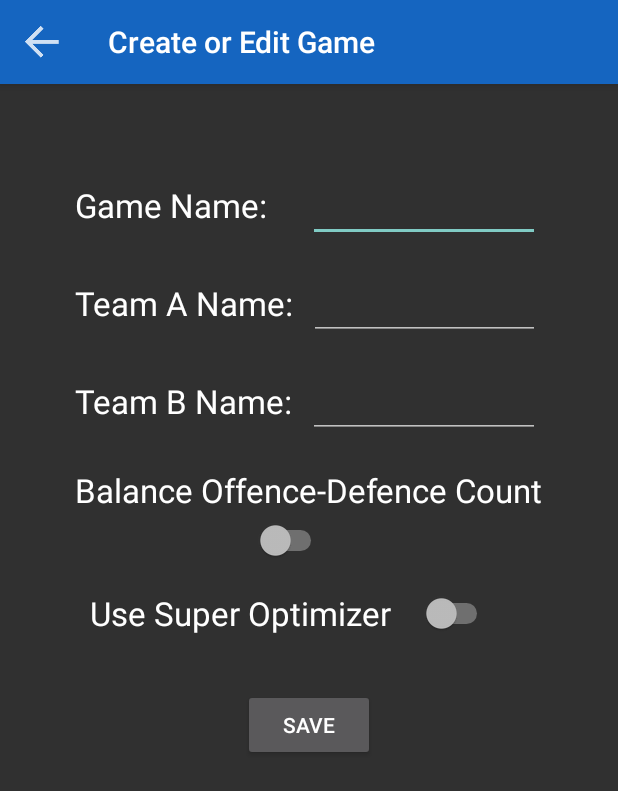
After one commit to jloures/TeamChooser, an Android app: the CreateOrEditGameActivity screen opened directly, with no data from a screen before it, on a phone screen of 412 x 824 dp. The commit adds this screen. Shown: the top 791 px of the screen. Run offline under Robolectric (Android 15) with nearby library versions, the phone set to English and light mode, and no system bars.

Commit message:
Adding buttons and logic to delete, save and duplicate game

```diff
--- a/app/src/main/AndroidManifest.xml
+++ b/app/src/main/AndroidManifest.xml
@@ -23,8 +23,8 @@
         <activity
             android:name=".InstructionActivity"
             android:parentActivityName=".AppInfoListActivity" />
-        <activity android:name=".AddGameActivity" />
-        <activity android:name=".GameActivity"></activity>
+        <activity android:name=".CreateOrEditGameActivity"
+            android:label="Create or Edit Game"></activity>
     </application>
 
 </manifest>
--- a/app/src/main/java/com/example/capstone/teamchooser/AddGameActivity.java
+++ /dev/null
@@ -1,13 +0,0 @@
-package com.example.capstone.teamchooser;
-
-import android.support.v7.app.AppCompatActivity;
-import android.os.Bundle;
-
-public class AddGameActivity extends AppCompatActivity {
-
-    @Override
-    protected void onCreate(Bundle savedInstanceState) {
-        super.onCreate(savedInstanceState);
-        setContentView(R.layout.activity_add_game);
-    }
-}
--- /dev/null
+++ b/app/src/main/java/com/example/capstone/teamchooser/CreateOrEditGameActivity.java
@@ -0,0 +1,102 @@
+package com.example.capstone.teamchooser;
+
+import android.content.Intent;
+import android.support.v7.app.ActionBar;
+import android.support.v7.app.AppCompatActivity;
+import android.os.Bundle;
+import android.support.v7.widget.Toolbar;
+import android.view.Menu;
+import android.view.MenuInflater;
+import android.view.MenuItem;
+import android.view.View;
+import android.widget.Button;
+
+public class CreateOrEditGameActivity extends AppCompatActivity {
+
+    private Toolbar m_toolbar = null;
+    //Info being passed from the previous activity to this one
+    private boolean m_isNewActivity = true;
+    //Save button
+    private Button m_saveButton = null;
+    //Duplicate button
+    private Button m_duplicateButton = null;
+
+    @Override
+    protected void onCreate(Bundle savedInstanceState) {
+        super.onCreate(savedInstanceState);
+
+        //Telling android which layout is the one we're supposed to be showing for
+        //this activity
+        setContentView(R.layout.activity_create_or_edit_game);
+        //Finding our toolbar in the xml file
+        m_toolbar = (Toolbar) findViewById(R.id.create_game_toolbar);
+        //Setting it as our default toolbar
+        setSupportActionBar(m_toolbar);
+
+        //All we are doing here is to set up the back button
+        ActionBar ab = getSupportActionBar();
+        ab.setDisplayHomeAsUpEnabled(true);
+        //Making the back button custom ( in this case changing the color to white )
+        ab.setHomeAsUpIndicator(R.drawable.back_button_white);
+
+        //Now we'll be taking the extras being passed from the game list activity
+        m_saveButton = (Button) findViewById(R.id.save_game_button);
+        m_duplicateButton = (Button) findViewById(R.id.duplicate_game_button);
+        m_isNewActivity = getIntent().getExtras() == null;
+        if( m_isNewActivity ) {
+            m_duplicateButton.setVisibility(View.GONE);
+        } else {
+            m_duplicateButton.setOnClickListener(new View.OnClickListener() {
+                @Override
+                public void onClick(View v) {
+                    //TODO duplicate game by making a copy and adding it to gameList
+                    //return to GameListActivity afterwards
+                    returnToGameList();
+                }
+            });
+        }
+
+        //Setting logic for SAVE button
+        m_saveButton.setOnClickListener(new View.OnClickListener() {
+            @Override
+            public void onClick(View v) {
+                //TODO add new game to gameList and return to GameListActivity
+                returnToGameList();
+            }
+        });
+
+    }
+
+    @Override
+    public boolean onOptionsItemSelected(MenuItem item) {
+        switch (item.getItemId()) {
+            // Respond to the action bar's Up/Home button
+            case android.R.id.home:
+                Intent intent = new Intent(this, GameListActivity.class);
+                startActivity(intent);
+                break;
+            case R.id.delete_game:
+                this.deleteGame();
+                break;
+        }
+        return true;
+    }
+
+    public boolean onCreateOptionsMenu(Menu menu) {
+        if( !m_isNewActivity ) {
+            MenuInflater inflater = getMenuInflater();
+            inflater.inflate(R.menu.create_or_edit_game_menu, menu);
+        }
+        return true;
+    }
+
+    private void deleteGame() {
+        //TODO delete the game and return to GameListActivity;
+        this.returnToGameList();
+    }
+
+    private void returnToGameList() {
+        Intent intent = new Intent(this, GameListActivity.class);
+        startActivity(intent);
+    }
+}
--- a/app/src/main/java/com/example/capstone/teamchooser/GameActivity.java
+++ /dev/null
@@ -1,13 +0,0 @@
-package com.example.capstone.teamchooser;
-
-import android.support.v7.app.AppCompatActivity;
-import android.os.Bundle;
-
-public class GameActivity extends AppCompatActivity {
-
-    @Override
-    protected void onCreate(Bundle savedInstanceState) {
-        super.onCreate(savedInstanceState);
-        setContentView(R.layout.activity_game);
-    }
-}
--- a/app/src/main/java/com/example/capstone/teamchooser/GameListActivity.java
+++ b/app/src/main/java/com/example/capstone/teamchooser/GameListActivity.java
@@ -2,7 +2,6 @@ package com.example.capstone.teamchooser;
 
 import android.content.Intent;
 import android.os.Bundle;
-import android.support.v7.app.ActionBar;
 import android.support.v7.widget.Toolbar;
 import android.util.TypedValue;
 import android.view.Menu;
@@ -38,14 +37,8 @@ public class GameListActivity extends TeamChooserActivity {
         //Setting it as our default toolbar
         setSupportActionBar(m_toolbar);
 
-        //All we are doing here is to set up the back button
-        ActionBar ab = getSupportActionBar();
-        ab.setDisplayHomeAsUpEnabled(true);
-        //Making the back button custom ( in this case changing the color to white )
-        ab.setHomeAsUpIndicator(R.drawable.back_button_white);
         //Populating list with existing games
         m_listOfGames = new ArrayList<>();
-
 
         //Find our TextView element, we need a reference to it
         //to either hide it or set a custom font size defined in the superclass
@@ -57,7 +50,7 @@ public class GameListActivity extends TeamChooserActivity {
         } else {
             addNewGameText.setTextSize(
                     TypedValue.COMPLEX_UNIT_DIP,
-                    this.m_fontSize * (float)1.2
+                    this.m_fontSize * (float)1.4
             );
         }
 
@@ -84,7 +77,7 @@ public class GameListActivity extends TeamChooserActivity {
                 //position is the index of our object in the list
                 Game g = (Game) parent.getItemAtPosition(position);
                 //adding some extra info to be passed to the next activity
-                Intent intent = new Intent( getBaseContext(), GameActivity.class );
+                Intent intent = new Intent( getBaseContext(), CreateOrEditGameActivity.class );
                 //TODO add info to be passed to the next activity
                 startActivity(intent);
             }
@@ -96,7 +89,7 @@ public class GameListActivity extends TeamChooserActivity {
         switch (item.getItemId()) {
 
             case R.id.add_game:
-                this.callAddGameActivity();
+                this.callCreateGameActivity();
                 break;
 
             case R.id.get_info:
@@ -113,7 +106,7 @@ public class GameListActivity extends TeamChooserActivity {
     @Override
     public boolean onCreateOptionsMenu(Menu menu) {
         MenuInflater inflater = getMenuInflater();
-        inflater.inflate(R.menu.main_menu, menu);
+        inflater.inflate(R.menu.game_list_menu, menu);
         return true;
     }
 
@@ -122,8 +115,8 @@ public class GameListActivity extends TeamChooserActivity {
         startActivity(intent);
     }
 
-    private void callAddGameActivity() {
-        Intent intent = new Intent(this, AddGameActivity.class);
+    private void callCreateGameActivity() {
+        Intent intent = new Intent(this, CreateOrEditGameActivity.class);
         startActivity(intent);
     }
 }
--- /dev/null
+++ b/app/src/main/res/layout/activity_create_or_edit_game.xml
@@ -0,0 +1,178 @@
+<?xml version="1.0" encoding="utf-8"?>
+<RelativeLayout xmlns:android="http://schemas.android.com/apk/res/android"
+    xmlns:tools="http://schemas.android.com/tools"
+    android:layout_width="match_parent"
+    android:layout_height="match_parent"
+    xmlns:app="http://schemas.android.com/apk/res-auto"
+    tools:context=".CreateOrEditGameActivity">
+    <android.support.v7.widget.Toolbar
+        style="@style/ActionBarBaseTheme"
+        android:id="@+id/create_game_toolbar"
+        app:titleTextColor="@android:color/white" />
+
+    <RelativeLayout
+        android:layout_width="match_parent"
+        android:layout_height="match_parent"
+        android:layout_alignParentStart="true"
+        android:layout_below="@+id/create_game_toolbar">
+
+        <LinearLayout
+            android:orientation="horizontal"
+            android:layout_width="match_parent"
+            android:layout_height="50dip"
+            android:weightSum="1"
+            android:layout_centerHorizontal="true"
+            android:layout_marginTop="60dip"
+            android:id="@+id/game_name_layout">
+
+            <TextView
+                android:layout_width="wrap_content"
+                android:layout_height="wrap_content"
+                android:textAppearance="?android:attr/textAppearanceLarge"
+                android:text="@string/game_name"
+                android:id="@+id/game_name_text_view"
+                android:layout_marginLeft="50dip" />
+
+            <EditText
+                android:layout_width="0dp"
+                android:layout_height="wrap_content"
+                android:id="@+id/game_name_input"
+                android:layout_weight="0.75"
+                android:maxLength="30"
+                android:inputType="textPersonName"
+                android:layout_marginLeft="27dip" />
+        </LinearLayout>
+
+        <LinearLayout
+            android:orientation="horizontal"
+            android:layout_width="match_parent"
+            android:layout_height="50dip"
+            android:weightSum="1"
+            android:id="@+id/team_a_name_layout"
+            android:layout_below="@+id/game_name_layout"
+            android:layout_centerHorizontal="true"
+            android:layout_marginTop="15dip">
+
+            <TextView
+                android:layout_width="wrap_content"
+                android:layout_height="wrap_content"
+                android:textAppearance="?android:attr/textAppearanceLarge"
+                android:text="@string/team_a_name"
+                android:id="@+id/team_a_name_text_view"
+                android:layout_marginLeft="50dip" />
+
+            <EditText
+                android:layout_width="0dp"
+                android:layout_height="wrap_content"
+                android:id="@+id/team_a_name_input"
+                android:layout_weight="0.75"
+                android:layout_marginLeft="10dip"
+                android:maxLength="30"
+                android:inputType="textPersonName" />
+        </LinearLayout>
+
+        <LinearLayout
+            android:orientation="horizontal"
+            android:layout_width="match_parent"
+            android:layout_height="50dip"
+            android:weightSum="1"
+            android:id="@+id/team_b_name_layout"
+            android:layout_below="@+id/team_a_name_layout"
+            android:layout_centerHorizontal="true"
+            android:layout_marginTop="15dip">
+
+            <TextView
+                android:layout_width="wrap_content"
+                android:layout_height="wrap_content"
+                android:textAppearance="?android:attr/textAppearanceLarge"
+                android:text="@string/team_b_name"
+                android:id="@+id/team_b_name_text_view"
+                android:layout_marginLeft="50dip" />
+
+            <EditText
+                android:layout_width="0dp"
+                android:layout_height="wrap_content"
+                android:id="@+id/team_b_name_input"
+                android:layout_weight="0.75"
+                android:layout_marginLeft="10dip"
+                android:maxLength="30"
+                android:inputType="textPersonName" />
+        </LinearLayout>
+
+        <LinearLayout
+            android:orientation="vertical"
+            android:layout_width="match_parent"
+            android:layout_height="wrap_content"
+            android:weightSum="1"
+            android:id="@+id/balance_offence_defence_layout"
+            android:layout_below="@+id/team_b_name_layout"
+            android:layout_centerHorizontal="true"
+            android:layout_marginTop="15dip">
+
+            <TextView
+                android:layout_width="wrap_content"
+                android:layout_height="wrap_content"
+                android:textAppearance="?android:attr/textAppearanceLarge"
+                android:text="@string/balance_offence_defence_text"
+                android:id="@+id/balance_offence_defence_text_view"
+                android:layout_gravity="center" />
+
+            <Switch
+                android:layout_width="wrap_content"
+                android:layout_height="wrap_content"
+                android:id="@+id/balance_offense_defence_switch"
+                android:checked="false"
+                android:layout_marginLeft="170dip"
+                android:layout_marginTop="5dip" />
+
+        </LinearLayout>
+
+        <LinearLayout
+            android:orientation="horizontal"
+            android:layout_width="match_parent"
+            android:layout_height="50dip"
+            android:weightSum="1"
+            android:id="@+id/use_super_optimizer"
+            android:layout_below="@id/balance_offence_defence_layout"
+            android:layout_centerHorizontal="true"
+            android:layout_marginTop="10dip">
+
+            <TextView
+                android:layout_width="wrap_content"
+                android:layout_height="wrap_content"
+                android:textAppearance="?android:attr/textAppearanceLarge"
+                android:text="@string/use_super_optimizer_text"
+                android:id="@+id/use_super_optimizer_text_view"
+                android:layout_gravity="center"
+                android:layout_marginLeft="60dip" />
+
+            <Switch
+                android:layout_width="wrap_content"
+                android:layout_height="wrap_content"
+                android:id="@+id/use_super_optimizer_switch"
+                android:checked="false"
+                android:layout_gravity="center"
+                android:layout_marginLeft="20dip" />
+
+        </LinearLayout>
+
+        <Button
+            android:layout_width="wrap_content"
+            android:layout_height="wrap_content"
+            android:text="@string/save_game_text"
+            android:id="@+id/save_game_button"
+            android:layout_below="@+id/use_super_optimizer"
+            android:layout_centerHorizontal="true"
+            android:layout_marginTop="25dip" />
+
+        <Button
+            android:layout_width="wrap_content"
+            android:layout_height="wrap_content"
+            android:text="@string/duplicate_game_text"
+            android:id="@+id/duplicate_game_button"
+            android:layout_below="@+id/save_game_button"
+            android:layout_centerHorizontal="true"
+            android:layout_marginTop="10dip" />
+    </RelativeLayout>
+
+</RelativeLayout>
--- a/app/src/main/res/layout/activity_game.xml
+++ /dev/null
@@ -1,12 +0,0 @@
-<?xml version="1.0" encoding="utf-8"?>
-<RelativeLayout xmlns:android="http://schemas.android.com/apk/res/android"
-    xmlns:tools="http://schemas.android.com/tools"
-    android:layout_width="match_parent"
-    android:layout_height="match_parent"
-    android:paddingBottom="@dimen/activity_vertical_margin"
-    android:paddingLeft="@dimen/activity_horizontal_margin"
-    android:paddingRight="@dimen/activity_horizontal_margin"
-    android:paddingTop="@dimen/activity_vertical_margin"
-    tools:context="com.example.capstone.teamchooser.GameActivity">
-
-</RelativeLayout>
--- /dev/null
+++ b/app/src/main/res/menu/create_or_edit_game_menu.xml
@@ -0,0 +1,12 @@
+<?xml version="1.0" encoding="utf-8"?>
+<menu xmlns:android="http://schemas.android.com/apk/res/android"
+    xmlns:app="http://schemas.android.com/apk/res-auto"
+    xmlns:tools="http://schemas.android.com/tools"
+    tools:context=".CreateOrEditGameActivity">
+    <item
+        android:id="@+id/delete_game"
+        app:showAsAction="always"
+        android:orderInCategory="100"
+        android:icon="@drawable/delete_game_white"
+        android:title="@string/delete_game_menu_item_title" />
+</menu>
--- a/app/src/main/res/values/strings.xml
+++ b/app/src/main/res/values/strings.xml
@@ -5,4 +5,12 @@
     <string name="get_info_app">Get Info</string>
     <string name="app_info_list">App Info</string>
     <string name="no_games_text">No games found! \n\n Please add one</string>
+    <string name="game_name">Game Name:</string>
+    <string name="team_a_name">Team A Name:</string>
+    <string name="team_b_name">Team B Name:</string>
+    <string name="balance_offence_defence_text">Balance Offence-Defence Count</string>
+    <string name="use_super_optimizer_text">Use Super Optimizer</string>
+    <string name="save_game_text">Save</string>
+    <string name="duplicate_game_text">Duplicate</string>
+    <string name="delete_game_menu_item_title">Delete Game</string>
 </resources>
```
Also changed, not shown: app/src/main/res/drawable-hdpi/delete_game_white.png (added), app/src/main/res/drawable-mdpi/delete_game_white.png (added), app/src/main/res/drawable-xhdpi/delete_game_white.png (added), app/src/main/res/drawable-xxhdpi/delete_game_white.png (added), app/src/main/res/menu/game_list_menu.xml (renamed from app/src/main/res/menu/main_menu.xml).
